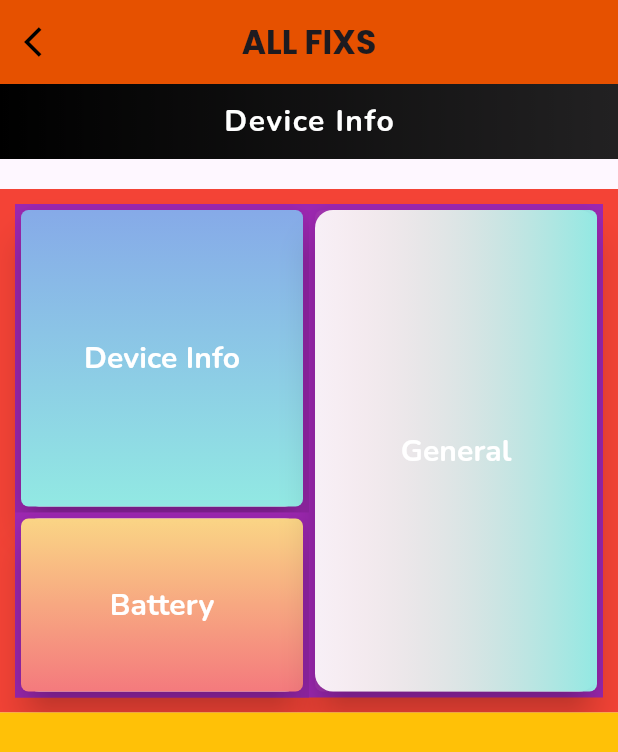
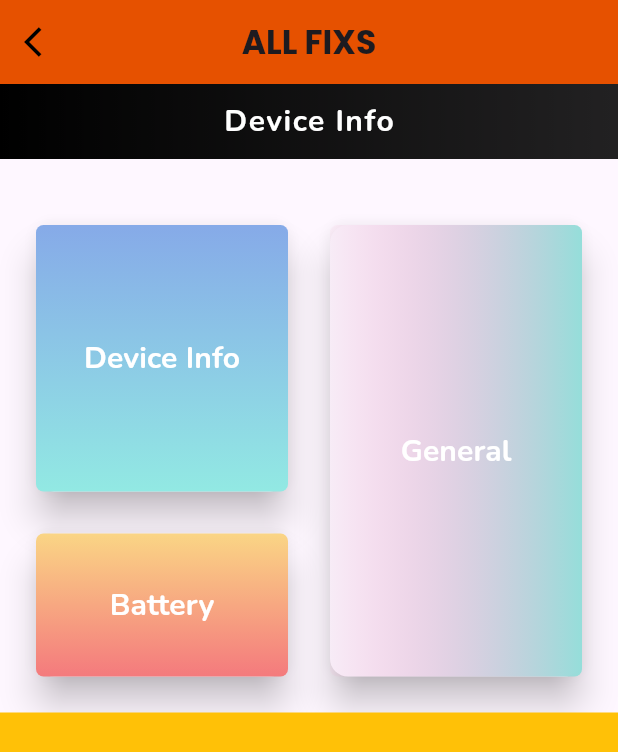
Before and after one commit to kashaf-ud-duja/All_fixs_flutter-projects, a Flutter app: the screen it shows after launch, on a phone screen of 412 x 824 dp. Shown: the top 752 px of the screen. Run offline on Flutter 3.47's test engine with Material 3 defaults, Android fonts, the phone set to English and light mode, and no system bars; our stand-ins replace animated_bottom_navigation_bar, circular_profile_avatar, flutter_sizer, font_awesome_flutter, getwidget, google_fonts and 3 more; missing offline and left inert: dart:html.

Commit message:
device info screen

```diff
--- a/all_fixs/lib/Views/Auth/Features/DeviceInfo/device_info.dart
+++ b/all_fixs/lib/Views/Auth/Features/DeviceInfo/device_info.dart
@@ -40,12 +40,12 @@ class DeviceInfo extends StatelessWidget {
           Expanded(
             child: Container(
               padding: EdgeInsets.all(10),
-              color: Colors.red,
+              color: Colors.transparent,
               child: Row(
                 children: [
                   Expanded(
                     child: Container(
-                      color: Colors.purple,
+                      color: Colors.transparent,
                       child: Column(
                         children: [
                           Expanded(
@@ -74,7 +74,7 @@ class DeviceInfo extends StatelessWidget {
                     child: GradientButtonContainer(
                       Title: "General",
                       Overlayclr: Colors.teal.shade300,
-                      clr: [Color(0xFF8C9C2), Color(0xFF92E9E3)],
+                      clr: [Color(0xFFC89C2), Color(0xFF95DEDA)],
                       isgradientvertical: false,
                     ),
                   ),
--- a/all_fixs/lib/Views/Widgets/Features/DeviceInfo/gradient_button_container.dart
+++ b/all_fixs/lib/Views/Widgets/Features/DeviceInfo/gradient_button_container.dart
@@ -18,8 +18,8 @@ required this.isgradientvertical
   Widget build(BuildContext context) {
     return Container(
         width: double.infinity,
-        child: Container(
-          color: Colors.purple,
+          child: Padding(
+            padding: const EdgeInsets.all(10.0),
             child: Card(
               elevation: 10,
               child: Container(
@@ -41,6 +41,7 @@ required this.isgradientvertical
                       elevation:
                           MaterialStateProperty.all<double>(0),
                           //overlay color is the color that will dispalyed pnce hover on the button.
+
                       overlayColor:
                           MaterialStateProperty.all<Color>(
                               Overlayclr),
@@ -68,6 +69,7 @@ required this.isgradientvertical
               ),
             ),
           ),
+
     );
   }
 }
```
Lines whose indentation alone changed are shown as unchanged.
